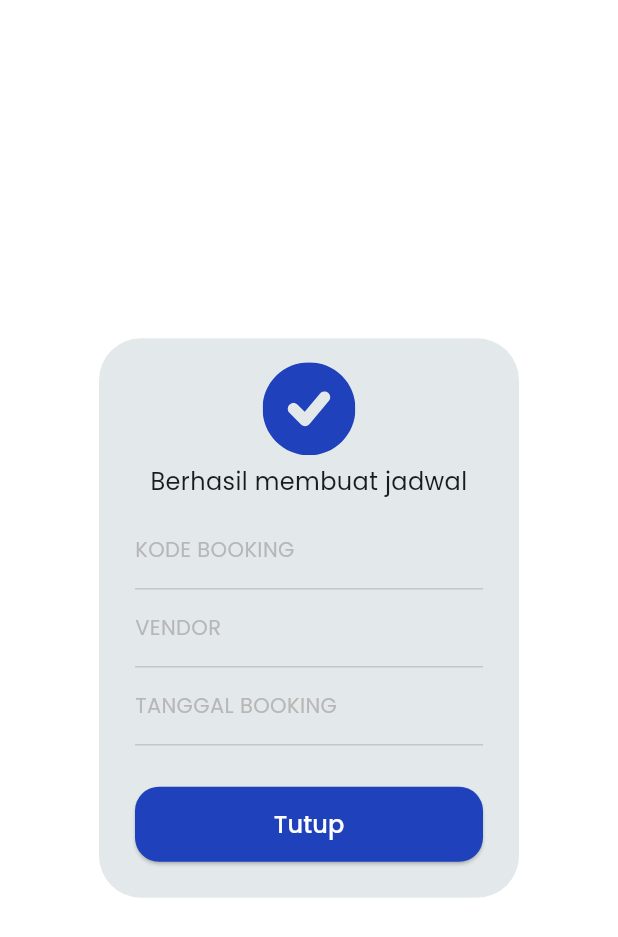
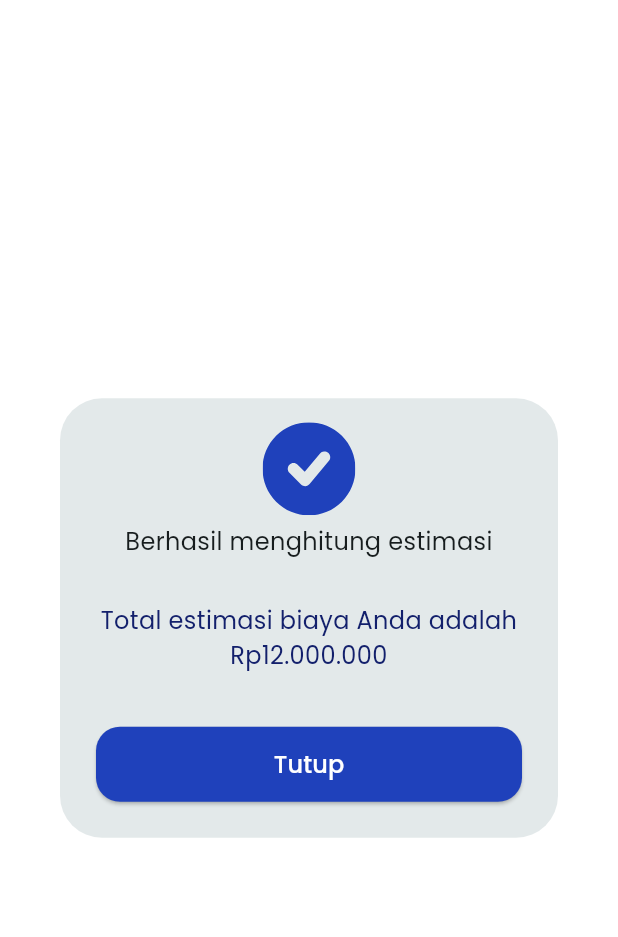
Before and after one commit to fauzihub13/sunmate, a Flutter app: the SunCostResultDialog widget shown alone on an empty page, opened directly, on a phone screen of 412 x 824 dp. Shown: the top 937 px of the screen. Run offline on Flutter 3.47's test engine with Material 3 defaults, Android fonts, the phone set to English and light mode, and no system bars; our stand-ins replace bloc, flutter_bloc, flutter_svg, freezed_annotation, sqflite; accounts and stored records are empty.

Commit message:
feat: ui pop up on succes calculate

```diff
--- a/lib/src/presentation/suncost/dialogs/suncost_result_dialog.dart
+++ b/lib/src/presentation/suncost/dialogs/suncost_result_dialog.dart
@@ -27,107 +27,21 @@ class _SunCostResultDialogState extends State<SunCostResultDialog> {
               ),
               const Center(
                 child: Text(
-                  'Berhasil membuat jadwal',
+                  'Berhasil menghitung estimasi',
                   textAlign: TextAlign.center,
                   style: TextStyle(fontSize: 16.0),
                 ),
               ),
               const SizedBox(
-                height: 24.0,
+                height: 30.0,
               ),
-              const Align(
-                  alignment: Alignment.centerLeft,
-                  child: Text(
-                    'KODE BOOKING',
-                    style: TextStyle(color: AppColors.grey),
-                  )),
+              const Text(
+                'Total estimasi biaya Anda adalah Rp12.000.000',
+                textAlign: TextAlign.center,
+                style: TextStyle(fontSize: 16, color: AppColors.darkBlue),
+              ),
               const SizedBox(
-                height: 4,
-              ),
-              // BlocBuilder<VendorBookingBloc, VendorBookingState>(
-              //   builder: (context, state) {
-              //     final bookingCode = state.maybeWhen(
-              //         orElse: () => '-',
-              //         success: (vendor) => vendor.codeBooking);
-              //     return Align(
-              //       alignment: Alignment.centerLeft,
-              //       child: Text(
-              //         bookingCode,
-              //         style: const TextStyle(fontWeight: FontWeight.w500),
-              //       ),
-              //     );
-              //   },
-              // ),
-              const SizedBox(
-                height: 4.0,
-              ),
-              const Divider(),
-              const SizedBox(
-                height: 8.0,
-              ),
-              const Align(
-                  alignment: Alignment.centerLeft,
-                  child: Text(
-                    'VENDOR',
-                    style: TextStyle(color: AppColors.grey),
-                  )),
-              const SizedBox(
-                height: 4,
-              ),
-              // BlocBuilder<VendorBookingBloc, VendorBookingState>(
-              //   builder: (context, state) {
-              //     final vendorName = state.maybeWhen(
-              //         orElse: () => '-',
-              //         success: (vendor) => vendor.vendorName);
-              //     return Align(
-              //       alignment: Alignment.centerLeft,
-              //       child: Text(
-              //         vendorName,
-              //         style: const TextStyle(fontWeight: FontWeight.w500),
-              //       ),
-              //     );
-              //   },
-              // ),
-              const SizedBox(
-                height: 4.0,
-              ),
-              const Divider(),
-              const SizedBox(
-                height: 8.0,
-              ),
-              const Align(
-                  alignment: Alignment.centerLeft,
-                  child: Text(
-                    'TANGGAL BOOKING',
-                    style: TextStyle(color: AppColors.grey),
-                  )),
-              const SizedBox(
-                height: 4,
-              ),
-              // BlocBuilder<VendorBookingBloc, VendorBookingState>(
-              //   builder: (context, state) {
-              //     final bookingDate = state.maybeWhen(
-              //       orElse: () => '-',
-              //       success: (vendor) {
-              //         return DateFormat('dd MMMM yyyy')
-              //             .format(vendor.bookingDate);
-              //       },
-              //     );
-              //     return Align(
-              //       alignment: Alignment.centerLeft,
-              //       child: Text(
-              //         bookingDate,
-              //         style: const TextStyle(fontWeight: FontWeight.w500),
-              //       ),
-              //     );
-              //   },
-              // ),
-              const SizedBox(
-                height: 4.0,
-              ),
-              const Divider(),
-              const SizedBox(
-                height: 20.0,
+                height: 36.0,
               ),
               Button.filled(
                   onPressed: () {
```
